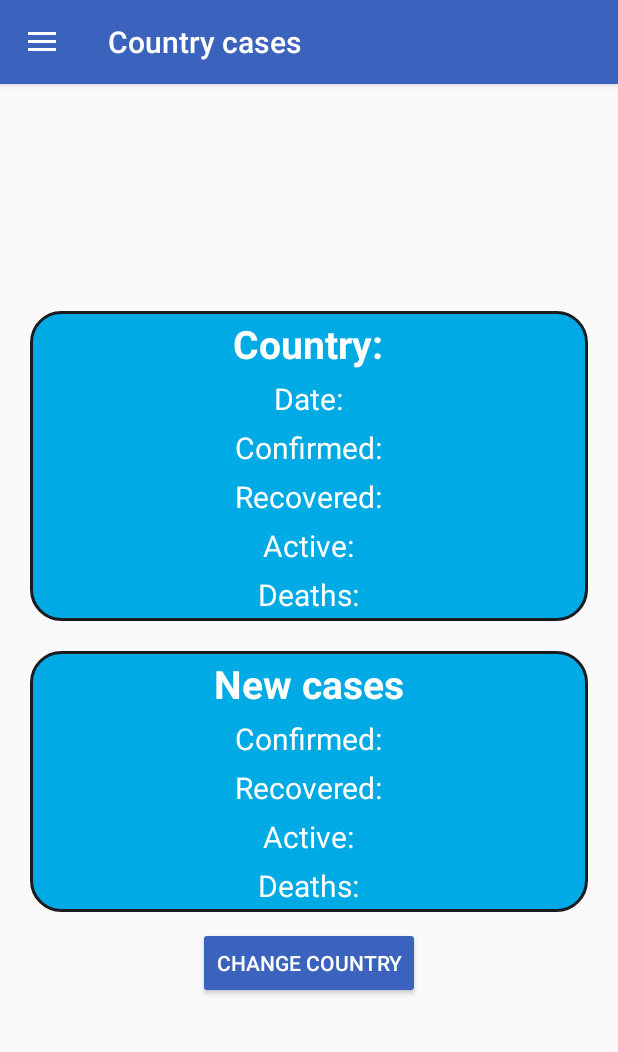
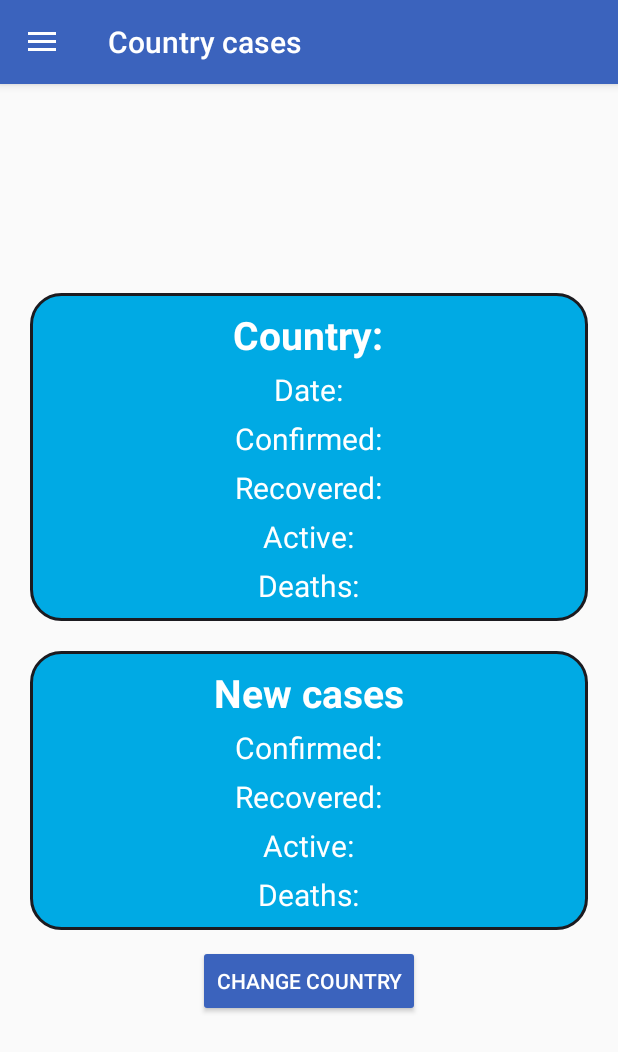
Before and after one commit to SebastianRV26/Info-COVID-App, an Android app: the CasesFragment screen opened directly, with no data from a screen before it, on a phone screen of 412 x 824 dp. Shown: the top 1052 px of the screen. Run offline under Robolectric (Android 15) with nearby library versions, the phone set to English and light mode, and no system bars; our stand-ins replace Picasso; pictures from the network do not load; 1 statement that could not run was skipped.

Commit message:
Accommodate case view

```diff
--- a/app/src/main/res/layout/fragment_cases.xml
+++ b/app/src/main/res/layout/fragment_cases.xml
@@ -19,6 +19,12 @@
         android:indeterminateTint="@color/colorAccent"
         android:scaleY="4" />
 
+    <LinearLayout
+        android:layout_width="match_parent"
+        android:layout_height="match_parent"
+        android:gravity="center_horizontal|center_vertical"
+        android:orientation="vertical">
+
         <!-- Casos actuales -->
 
         <LinearLayout
@@ -26,7 +32,8 @@
             android:layout_height="wrap_content"
             android:background="@drawable/rounded_corners"
             android:gravity="center_horizontal"
-        android:orientation="vertical">
+            android:orientation="vertical"
+            android:padding="10dp">
 
             <TextView
                 android:id="@+id/tvCountry"
@@ -92,7 +99,8 @@
             android:layout_marginTop="20dp"
             android:background="@drawable/rounded_corners"
             android:gravity="center_horizontal"
-        android:orientation="vertical">
+            android:orientation="vertical"
+            android:padding="10dp">
 
             <TextView
                 android:layout_width="wrap_content"
@@ -149,3 +157,4 @@
             android:text="@string/change_country"
             android:textColor="@color/colorWhite" />
     </LinearLayout>
+</LinearLayout>
```
Lines whose indentation alone changed are shown as unchanged.
